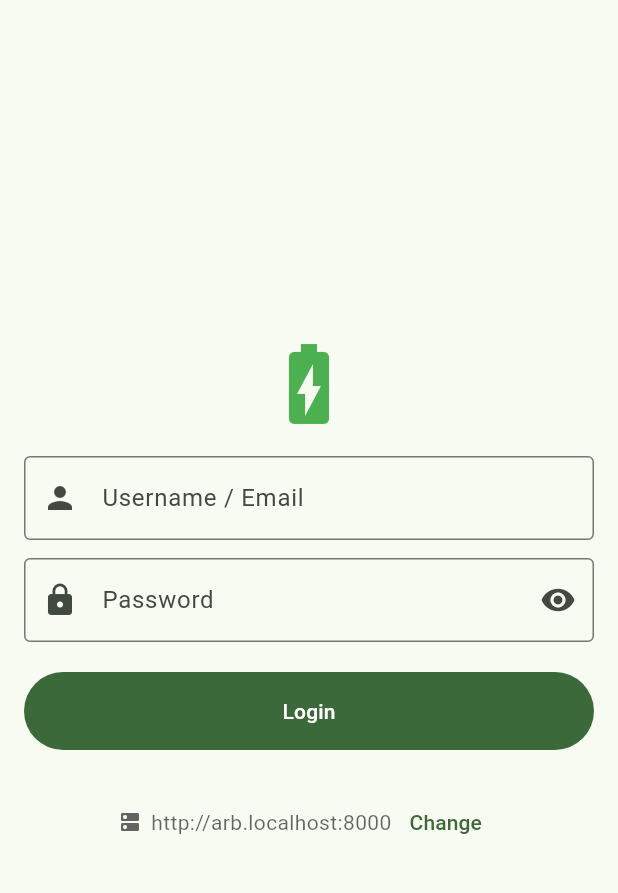
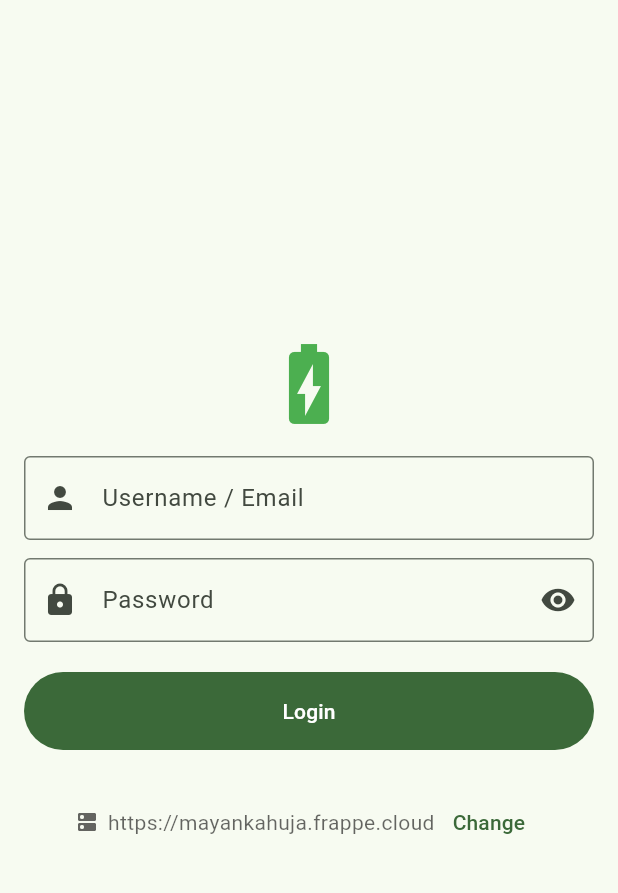
Before and after one commit to mayankahuja-pro/battery_track, a Flutter app: the screen it shows after launch, on a phone screen of 412 x 824 dp, the part 63-956 px from its top. Run offline on Flutter 3.47's test engine with Material 3 defaults, Android fonts, the phone set to English and light mode, and no system bars; our stand-ins replace audioplayers, flutter_secure_storage; missing offline and left inert: mobile_scanner.

Commit message:
Scanner app: default to Frappe Cloud site
Co-Authored-By: Claude Opus 5.5 <noreply@anthropic.com>

```diff
--- a/scanner_app/lib/screens/login_screen.dart
+++ b/scanner_app/lib/screens/login_screen.dart
@@ -27,8 +27,8 @@ class LoginScreen extends StatefulWidget {
 class _LoginScreenState extends State<LoginScreen> {
   // Server address is fixed when the app is BUILT, so warehouse staff never type it:
   //   flutter build apk --dart-define=ERP_URL=https://erp.arb.com
-  // Without --dart-define we use the local dev server.
-  static const _defaultUrl = String.fromEnvironment('ERP_URL', defaultValue: 'http://arb.localhost:8000');
+  // Without --dart-define we use the live Frappe Cloud site.
+  static const _defaultUrl = String.fromEnvironment('ERP_URL', defaultValue: 'https://mayankahuja.frappe.cloud');
 
   final _url = TextEditingController(text: _defaultUrl);
   bool _editServer = false; // URL box stays hidden unless someone taps "Change"
```
